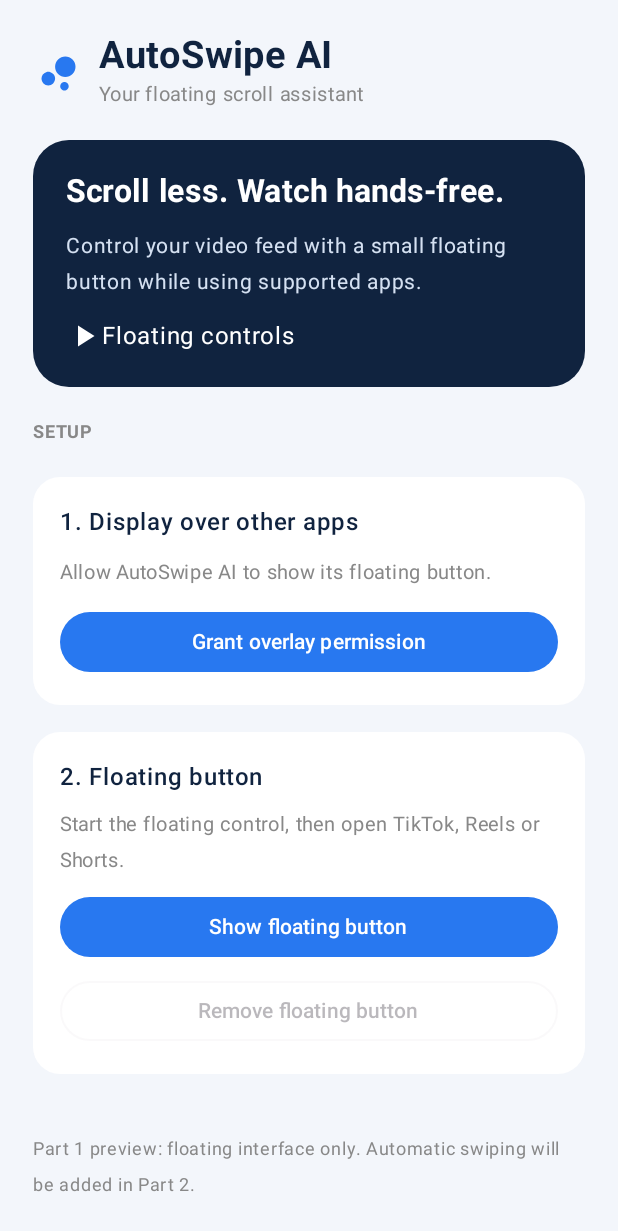
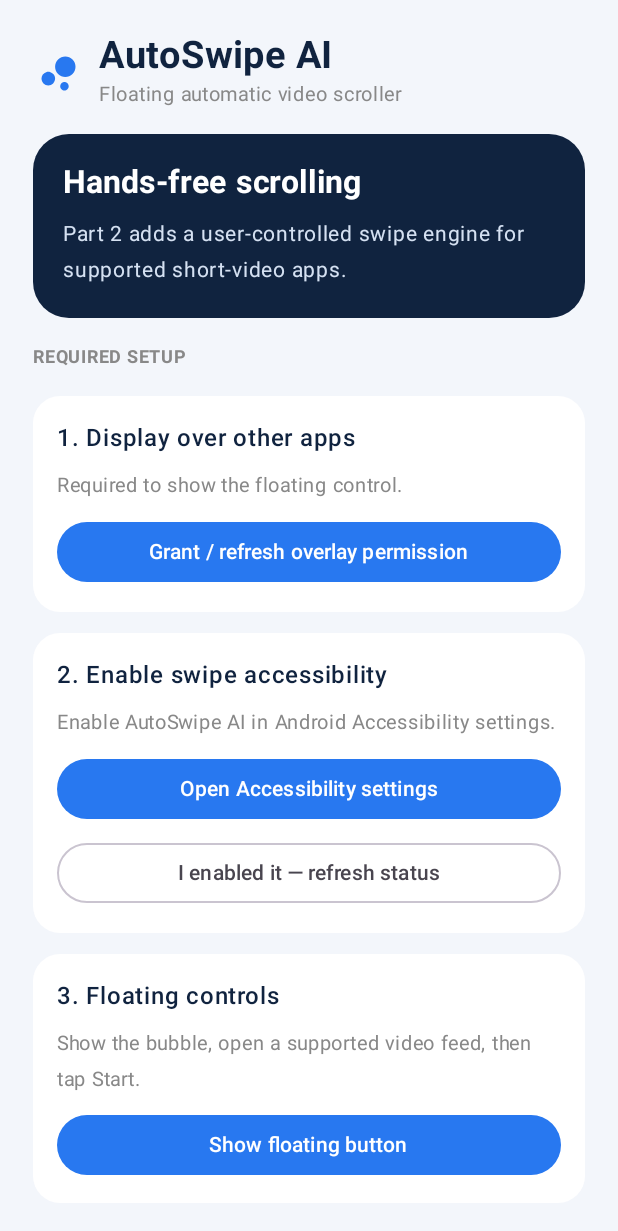
Before and after one commit to ab123170-max/Autoswipeai, an Android app built with Jetpack Compose: the screen it shows after launch (MainActivity), after a tap on "Show floating button", on a phone screen of 412 x 824 dp. Shown: the top 1231 px of the screen. Run offline under Robolectric (Android 15) with nearby library versions, the phone set to English and light mode, and no system bars; 2 statements that could not run were skipped.

Commit message:
Add Part 2 accessibility swipe controls

```diff
--- a/app/src/main/java/com/autoswipe/ai/MainActivity.kt
+++ b/app/src/main/java/com/autoswipe/ai/MainActivity.kt
@@ -37,12 +37,23 @@ class MainActivity : ComponentActivity() {
             ) {
                 AutoSwipeHome(
                     hasOverlayPermission = { Settings.canDrawOverlays(this) },
+                    hasAccessibilityPermission = {
+                        val enabled = Settings.Secure.getString(
+                            contentResolver,
+                            Settings.Secure.ENABLED_ACCESSIBILITY_SERVICES
+                        ).orEmpty()
+                        enabled.contains(AutoSwipeAccessibilityService.COMPONENT_NAME)
+                    },
                     requestOverlayPermission = {
-                        val intent = Intent(
-                            Settings.ACTION_MANAGE_OVERLAY_PERMISSION,
-                            Uri.parse("package:$packageName")
+                        startActivity(
+                            Intent(
+                                Settings.ACTION_MANAGE_OVERLAY_PERMISSION,
+                                Uri.parse("package:$packageName")
+                            )
                         )
-                        startActivity(intent)
+                    },
+                    openAccessibilitySettings = {
+                        startActivity(Intent(Settings.ACTION_ACCESSIBILITY_SETTINGS))
                     },
                     startOverlay = {
                         if (Settings.canDrawOverlays(this)) {
@@ -61,24 +72,27 @@ class MainActivity : ComponentActivity() {
 @Composable
 private fun AutoSwipeHome(
     hasOverlayPermission: () -> Boolean,
+    hasAccessibilityPermission: () -> Boolean,
     requestOverlayPermission: () -> Unit,
+    openAccessibilitySettings: () -> Unit,
     startOverlay: () -> Unit,
     stopOverlay: () -> Unit
 ) {
     var permissionGranted by remember { mutableStateOf(hasOverlayPermission()) }
+    var accessibilityGranted by remember { mutableStateOf(hasAccessibilityPermission()) }
     var running by remember { mutableStateOf(false) }
 
     Surface(modifier = Modifier.fillMaxSize(), color = Page) {
         Column(
             modifier = Modifier.fillMaxSize().padding(22.dp),
-            verticalArrangement = Arrangement.spacedBy(18.dp)
+            verticalArrangement = Arrangement.spacedBy(14.dp)
         ) {
             Row(verticalAlignment = Alignment.CenterVertically) {
                 Icon(Icons.Default.BubbleChart, null, tint = Blue, modifier = Modifier.size(34.dp))
                 Spacer(Modifier.width(10.dp))
                 Column {
                     Text("AutoSwipe AI", fontSize = 25.sp, fontWeight = FontWeight.Bold, color = Navy)
-                    Text("Your floating scroll assistant", color = Color.Gray, fontSize = 13.sp)
+                    Text("Floating automatic video scroller", color = Color.Gray, fontSize = 13.sp)
                 }
             }
 
@@ -87,71 +101,77 @@ private fun AutoSwipeHome(
                 colors = CardDefaults.cardColors(containerColor = Navy),
                 modifier = Modifier.fillMaxWidth()
             ) {
-                Column(Modifier.padding(22.dp), verticalArrangement = Arrangement.spacedBy(12.dp)) {
-                    Text("Scroll less. Watch hands-free.", color = Color.White, fontSize = 21.sp, fontWeight = FontWeight.Bold)
+                Column(Modifier.padding(20.dp), verticalArrangement = Arrangement.spacedBy(10.dp)) {
+                    Text("Hands-free scrolling", color = Color.White, fontSize = 21.sp, fontWeight = FontWeight.Bold)
                     Text(
-                        "Control your video feed with a small floating button while using supported apps.",
+                        "Part 2 adds a user-controlled swipe engine for supported short-video apps.",
                         color = Color(0xFFD5E1F2), fontSize = 14.sp
                     )
-                    Row(verticalAlignment = Alignment.CenterVertically) {
-                        Icon(Icons.Default.PlayArrow, null, tint = Color.White)
-                        Text("Floating controls", color = Color.White)
-                    }
                 }
             }
 
-            Text("SETUP", color = Color.Gray, fontSize = 12.sp, fontWeight = FontWeight.Bold)
+            Text("REQUIRED SETUP", color = Color.Gray, fontSize = 12.sp, fontWeight = FontWeight.Bold)
 
             Card(shape = RoundedCornerShape(18.dp), colors = CardDefaults.cardColors(containerColor = Color.White)) {
-                Column(Modifier.padding(18.dp), verticalArrangement = Arrangement.spacedBy(10.dp)) {
+                Column(Modifier.padding(16.dp), verticalArrangement = Arrangement.spacedBy(8.dp)) {
                     Text("1. Display over other apps", fontWeight = FontWeight.SemiBold, color = Navy)
                     Text(
-                        if (permissionGranted) "Permission granted" else "Allow AutoSwipe AI to show its floating button.",
+                        if (permissionGranted) "Permission granted" else "Required to show the floating control.",
                         color = if (permissionGranted) Color(0xFF16834A) else Color.Gray,
                         fontSize = 13.sp
                     )
-                    Button(
-                        onClick = {
-                            if (!hasOverlayPermission()) requestOverlayPermission()
-                            else permissionGranted = true
-                        },
-                        modifier = Modifier.fillMaxWidth()
-                    ) {
-                        Text(if (permissionGranted) "Permission enabled" else "Grant overlay permission")
+                    Button(onClick = {
+                        if (!hasOverlayPermission()) requestOverlayPermission()
+                        permissionGranted = hasOverlayPermission()
+                    }, modifier = Modifier.fillMaxWidth()) {
+                        Text("Grant / refresh overlay permission")
                     }
                 }
             }
 
             Card(shape = RoundedCornerShape(18.dp), colors = CardDefaults.cardColors(containerColor = Color.White)) {
-                Column(Modifier.padding(18.dp), verticalArrangement = Arrangement.spacedBy(8.dp)) {
-                    Text("2. Floating button", fontWeight = FontWeight.SemiBold, color = Navy)
-                    Text("Start the floating control, then open TikTok, Reels or Shorts.", color = Color.Gray, fontSize = 13.sp)
+                Column(Modifier.padding(16.dp), verticalArrangement = Arrangement.spacedBy(8.dp)) {
+                    Text("2. Enable swipe accessibility", fontWeight = FontWeight.SemiBold, color = Navy)
+                    Text(
+                        if (accessibilityGranted) "Accessibility service enabled" else "Enable AutoSwipe AI in Android Accessibility settings.",
+                        color = if (accessibilityGranted) Color(0xFF16834A) else Color.Gray,
+                        fontSize = 13.sp
+                    )
+                    Button(onClick = openAccessibilitySettings, modifier = Modifier.fillMaxWidth()) {
+                        Text("Open Accessibility settings")
+                    }
+                    OutlinedButton(
+                        onClick = { accessibilityGranted = hasAccessibilityPermission() },
+                        modifier = Modifier.fillMaxWidth()
+                    ) { Text("I enabled it — refresh status") }
+                }
+            }
+
+            Card(shape = RoundedCornerShape(18.dp), colors = CardDefaults.cardColors(containerColor = Color.White)) {
+                Column(Modifier.padding(16.dp), verticalArrangement = Arrangement.spacedBy(8.dp)) {
+                    Text("3. Floating controls", fontWeight = FontWeight.SemiBold, color = Navy)
+                    Text("Show the bubble, open a supported video feed, then tap Start.", color = Color.Gray, fontSize = 13.sp)
                     Button(
                         onClick = {
                             if (hasOverlayPermission()) {
                                 startOverlay()
                                 running = true
-                                permissionGranted = true
                             } else requestOverlayPermission()
                         },
                         enabled = !running,
                         modifier = Modifier.fillMaxWidth()
                     ) { Text("Show floating button") }
                     OutlinedButton(
-                        onClick = {
-                            stopOverlay()
-                            running = false
-                        },
+                        onClick = { stopOverlay(); running = false },
                         enabled = running,
                         modifier = Modifier.fillMaxWidth()
                     ) { Text("Remove floating button") }
                 }
             }
 
-            Spacer(Modifier.weight(1f))
             Text(
-                "Part 1 preview: floating interface only. Automatic swiping will be added in Part 2.",
-                color = Color.Gray, fontSize = 12.sp
+                "Safety: swipes run only while a supported video app is in the foreground. Start and Pause are always user-controlled.",
+                color = Color.Gray, fontSize = 11.sp
             )
         }
     }
```
